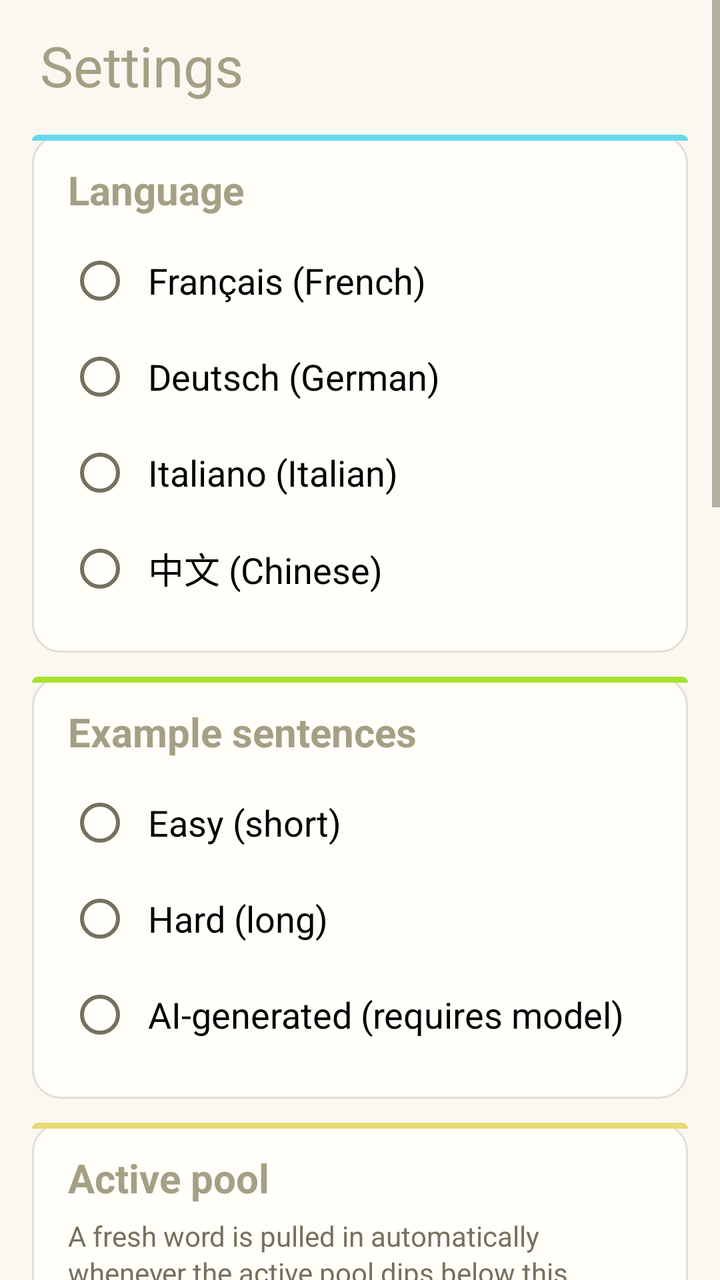
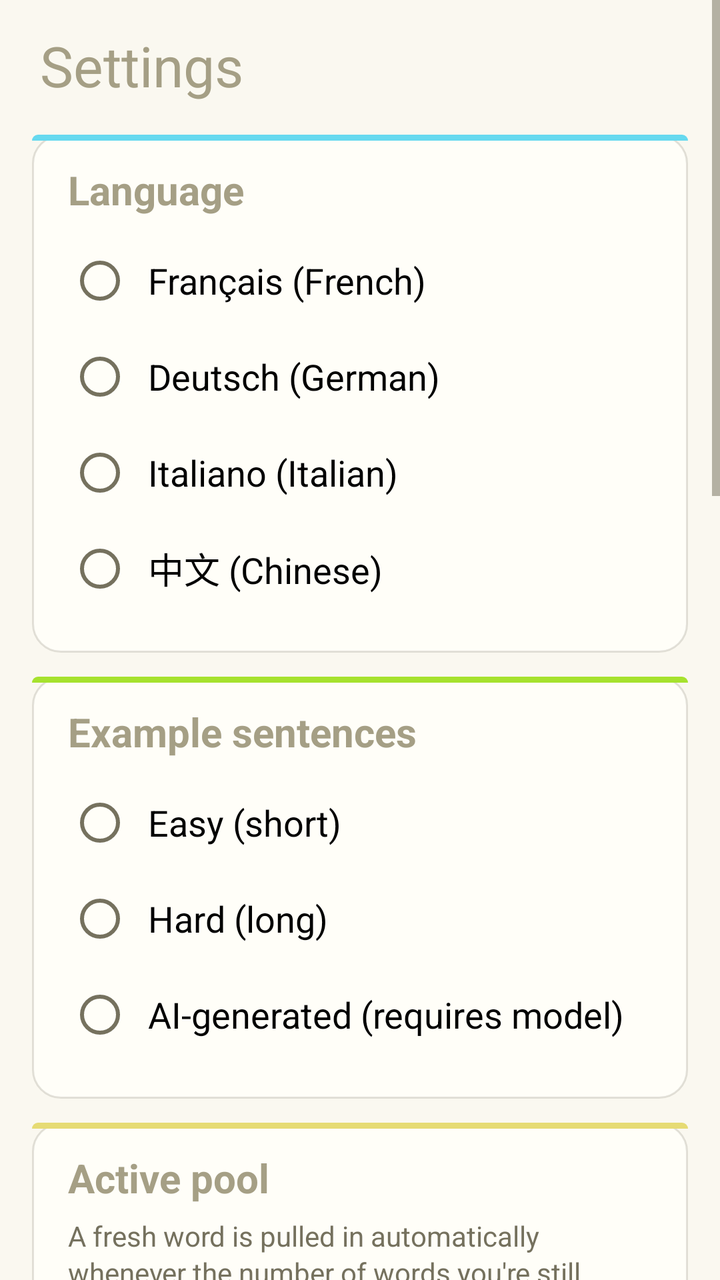

Two renders of the same Android screen: before a commit and after it. Below are the layout's source before the change and the commit's diff.
<!-- AndroidManifest.xml: application theme Theme.MyApplication -->
<!-- res/layout/activity_settings.xml -->
<?xml version="1.0" encoding="utf-8"?>
<ScrollView xmlns:android="http://schemas.android.com/apk/res/android"
    android:layout_width="match_parent"
    android:layout_height="match_parent"
    android:fillViewport="true">

<LinearLayout
    android:layout_width="match_parent"
    android:layout_height="wrap_content"
    android:orientation="vertical"
    android:paddingHorizontal="16dp"
    android:paddingTop="14dp"
    android:paddingBottom="24dp">

    <TextView
        android:layout_width="wrap_content"
        android:layout_height="wrap_content"
        android:accessibilityHeading="true"
        android:text="Settings"
        android:textSize="28sp"
        android:layout_marginStart="4dp"
        android:layout_marginBottom="16dp" />

    
    <LinearLayout
        android:layout_width="match_parent"
        android:layout_height="wrap_content"
        android:background="@drawable/bg_card_cyan"
        android:orientation="vertical"
        android:paddingHorizontal="18dp"
        android:paddingTop="14dp"
        android:paddingBottom="18dp">

        <TextView
            android:layout_width="wrap_content"
            android:layout_height="wrap_content"
            android:accessibilityHeading="true"
            android:labelFor="@+id/languageRadioGroup"
            android:text="Language"
            android:textSize="20sp"
            android:textStyle="bold"
            android:layout_marginBottom="8dp" />

        <RadioGroup
            android:id="@+id/languageRadioGroup"
            android:layout_width="match_parent"
            android:layout_height="wrap_content">

            <RadioButton
                android:id="@+id/radioFrench"
                android:layout_width="wrap_content"
                android:layout_height="wrap_content"
                android:text="Français (French)"
                android:textSize="18sp"
                android:padding="8dp" />

            <RadioButton
                android:id="@+id/radioGerman"
                android:layout_width="wrap_content"
                android:layout_height="wrap_content"
                android:text="Deutsch (German)"
                android:textSize="18sp"
                android:padding="8dp" />

            <RadioButton
                android:id="@+id/radioItalian"
                android:layout_width="wrap_content"
                android:layout_height="wrap_content"
                android:text="Italiano (Italian)"
                android:textSize="18sp"
                android:padding="8dp" />

            <RadioButton
                android:id="@+id/radioChinese"
                android:layout_width="wrap_content"
                android:layout_height="wrap_content"
                android:text="中文 (Chinese)"
                android:textSize="18sp"
                android:padding="8dp" />
        </RadioGroup>
    </LinearLayout>

    
    <LinearLayout
        android:layout_width="match_parent"
        android:layout_height="wrap_content"
        android:layout_marginTop="12dp"
        android:background="@drawable/bg_card_green"
        android:orientation="vertical"
        android:paddingHorizontal="18dp"
        android:paddingTop="14dp"
        android:paddingBottom="18dp">

        <TextView
            android:layout_width="wrap_content"
            android:layout_height="wrap_content"
            android:accessibilityHeading="true"
            android:labelFor="@+id/sentenceSourceRadioGroup"
            android:text="Example sentences"
            android:textSize="20sp"
            android:textStyle="bold"
            android:layout_marginBottom="8dp" />

        <RadioGroup
            android:id="@+id/sentenceSourceRadioGroup"
            android:layout_width="match_parent"
            android:layout_height="wrap_content">

            <RadioButton
                android:id="@+id/radioSentenceEasy"
                android:layout_width="wrap_content"
                android:layout_height="wrap_content"
                android:text="Easy (short)"
                android:textSize="18sp"
                android:padding="8dp" />

            <RadioButton
                android:id="@+id/radioSentenceHard"
                android:layout_width="wrap_content"
                android:layout_height="wrap_content"
                android:text="Hard (long)"
                android:textSize="18sp"
                android:padding="8dp" />

            <RadioButton
                android:id="@+id/radioSentenceLlm"
                android:layout_width="wrap_content"
                android:layout_height="wrap_content"
                android:text="AI-generated (requires model)"
                android:textSize="18sp"
                android:padding="8dp" />
        </RadioGroup>
    </LinearLayout>

    
    <LinearLayout
        android:layout_width="match_parent"
        android:layout_height="wrap_content"
        android:layout_marginTop="12dp"
        android:background="@drawable/bg_card_yellow"
        android:orientation="vertical"
        android:paddingHorizontal="18dp"
        android:paddingTop="14dp"
        android:paddingBottom="18dp">

        <TextView
            android:layout_width="wrap_content"
            android:layout_height="wrap_content"
            android:accessibilityHeading="true"
            android:text="Active pool"
            android:textSize="20sp"
            android:textStyle="bold"
            android:layout_marginBottom="6dp" />

        <TextView
            android:layout_width="match_parent"
            android:layout_height="wrap_content"
            android:text="A fresh word is pulled in automatically whenever the active pool dips below this number — so the + New word button stops feeling mandatory."
            android:textSize="14sp"
            android:textColor="?android:attr/textColorSecondary"
            android:lineSpacingExtra="2sp" />

        
        <LinearLayout
            android:layout_width="match_parent"
            android:layout_height="wrap_content"
            android:layout_marginTop="14dp"
            android:gravity="center_vertical"
            android:orientation="horizontal">

            <TextView
                android:id="@+id/autoAddDecreaseButton"
                android:layout_width="56dp"
                android:layout_height="56dp"
                android:background="@drawable/bg_stepper_button_yellow"
                android:clickable="true"
                android:contentDescription="Decrease minimum active words"
                android:focusable="true"
                android:fontFamily="monospace"
                android:gravity="center"
                android:text="−"
                android:textColor="@color/auto_add_color"
                android:textSize="28sp"
                android:textStyle="bold" />

            <TextView
                android:id="@+id/autoAddValueText"
                android:layout_width="0dp"
                android:layout_height="wrap_content"
                android:layout_weight="1"
                android:accessibilityLiveRegion="polite"
                android:fontFamily="monospace"
                android:gravity="center"
                android:text="5"
                android:textColor="@color/auto_add_color"
                android:textSize="56sp"
                android:textStyle="bold" />

            <TextView
                android:id="@+id/autoAddIncreaseButton"
                android:layout_width="56dp"
                android:layout_height="56dp"
                android:background="@drawable/bg_stepper_button_yellow"
                android:clickable="true"
                android:contentDescription="Increase minimum active words"
                android:focusable="true"
                android:fontFamily="monospace"
                android:gravity="center"
                android:text="+"
                android:textColor="@color/auto_add_color"
                android:textSize="28sp"
                android:textStyle="bold" />
        </LinearLayout>

        <TextView
            style="@style/CardEyebrow"
            android:layout_width="match_parent"
            android:layout_marginTop="6dp"
            android:gravity="center"
            android:text="MIN ACTIVE WORDS · 1–20" />
    </LinearLayout>

    
    <LinearLayout
        android:layout_width="match_parent"
        android:layout_height="wrap_content"
        android:layout_marginTop="12dp"
        android:background="@drawable/bg_card_pink"
        android:orientation="vertical"
        android:paddingHorizontal="18dp"
        android:paddingTop="14dp"
        android:paddingBottom="18dp">

        <TextView
            android:layout_width="wrap_content"
            android:layout_height="wrap_content"
            android:accessibilityHeading="true"
            android:text="On-device AI"
            android:textSize="20sp"
            android:textStyle="bold"
            android:layout_marginBottom="6dp" />

        <TextView
            android:id="@+id/aiStatusText"
            android:layout_width="match_parent"
            android:layout_height="wrap_content"
            android:text="AI sentences: checking…"
            android:textSize="16sp"
            android:paddingVertical="4dp" />

        <TextView
            android:id="@+id/aiStatusDetail"
            android:layout_width="match_parent"
            android:layout_height="wrap_content"
            android:text=""
            android:textSize="12sp"
            android:textColor="?android:attr/textColorSecondary"
            android:fontFamily="monospace"
            android:visibility="gone" />

        <LinearLayout
            android:layout_width="match_parent"
            android:layout_height="wrap_content"
            android:layout_marginTop="4dp"
            android:orientation="horizontal">

            <Button
                android:id="@+id/aiDownloadButton"
                android:layout_width="wrap_content"
                android:layout_height="wrap_content"
                android:text="Download model"
                android:visibility="gone" />

            <Button
                android:id="@+id/aiCancelButton"
                android:layout_width="wrap_content"
                android:layout_height="wrap_content"
                android:text="Cancel"
                android:layout_marginStart="8dp"
                android:visibility="gone" />

            <Button
                android:id="@+id/aiRetryButton"
                android:layout_width="wrap_content"
                android:layout_height="wrap_content"
                android:text="Retry"
                android:layout_marginStart="8dp"
                android:visibility="gone" />

            <Button
                android:id="@+id/aiDeleteButton"
                android:layout_width="wrap_content"
                android:layout_height="wrap_content"
                android:text="Delete model"
                android:layout_marginStart="8dp"
                android:visibility="gone" />
        </LinearLayout>

        
        <LinearLayout
            android:layout_width="match_parent"
            android:layout_height="wrap_content"
            android:layout_marginTop="14dp"
            android:gravity="center_vertical"
            android:orientation="horizontal">

            <TextView
                android:layout_width="32dp"
                android:layout_height="wrap_content"
                android:gravity="center"
                android:text="💡"
                android:textSize="20sp" />

            <TextView
                android:layout_width="0dp"
                android:layout_height="wrap_content"
                android:layout_marginStart="10dp"
                android:layout_weight="1"
                android:lineSpacingExtra="2sp"
                android:text="The Hint button generates fresh example sentences on-device using a small AI model."
                android:textColor="?android:attr/textColorPrimary"
                android:textSize="14sp" />
        </LinearLayout>

        <LinearLayout
            android:layout_width="match_parent"
            android:layout_height="wrap_content"
            android:layout_marginTop="10dp"
            android:gravity="center_vertical"
            android:orientation="horizontal">

            <TextView
                android:layout_width="32dp"
                android:layout_height="wrap_content"
                android:gravity="center"
                android:text="📦"
                android:textSize="20sp" />

            <TextView
                android:layout_width="0dp"
                android:layout_height="wrap_content"
                android:layout_marginStart="10dp"
                android:layout_weight="1"
                android:lineSpacingExtra="2sp"
                android:text="Downloaded once (~2.6 GB), then runs locally on the device GPU — no network after that."
                android:textColor="?android:attr/textColorPrimary"
                android:textSize="14sp" />
        </LinearLayout>

        <LinearLayout
            android:layout_width="match_parent"
            android:layout_height="wrap_content"
            android:layout_marginTop="10dp"
            android:gravity="center_vertical"
            android:orientation="horizontal">

            <TextView
                android:layout_width="32dp"
                android:layout_height="wrap_content"
                android:gravity="center"
                android:text="📄"
                android:textSize="20sp" />

            <TextView
                android:layout_width="0dp"
                android:layout_height="wrap_content"
                android:layout_marginStart="10dp"
                android:layout_weight="1"
                android:lineSpacingExtra="2sp"
                android:text="Without the model, the built-in CSV sentences are used instead."
                android:textColor="?android:attr/textColorPrimary"
                android:textSize="14sp" />
        </LinearLayout>
    </LinearLayout>

    
    <LinearLayout
        android:layout_width="match_parent"
        android:layout_height="wrap_content"
        android:layout_marginTop="12dp"
        android:background="@drawable/bg_card_orange"
        android:orientation="vertical"
        android:paddingHorizontal="18dp"
        android:paddingTop="14dp"
        android:paddingBottom="18dp">

        <TextView
            android:layout_width="wrap_content"
            android:layout_height="wrap_content"
            android:accessibilityHeading="true"
            android:text="Streak"
            android:textSize="20sp"
            android:textStyle="bold"
            android:layout_marginBottom="6dp" />

        <TextView
            android:id="@+id/streakStatsText"
            android:layout_width="match_parent"
            android:layout_height="wrap_content"
            android:text=""
            android:textSize="16sp"
            android:paddingVertical="4dp" />

        <androidx.appcompat.widget.SwitchCompat
            android:id="@+id/streakReminderSwitch"
            android:layout_width="match_parent"
            android:layout_height="wrap_content"
            android:layout_marginTop="4dp"
            android:text="Daily reminder if streak is at risk"
            android:textSize="16sp"
            android:paddingVertical="4dp" />

        <LinearLayout
            android:layout_width="match_parent"
            android:layout_height="wrap_content"
            android:layout_marginTop="4dp"
            android:orientation="horizontal"
            android:gravity="center_vertical">

            <TextView
                android:layout_width="0dp"
                android:layout_height="wrap_content"
                android:layout_weight="1"
                android:text="Reminder time"
                android:textSize="16sp" />

            <Button
                android:id="@+id/streakReminderTimeButton"
                android:layout_width="wrap_content"
                android:layout_height="wrap_content"
                android:text="21:00" />
        </LinearLayout>

        <TextView
            android:layout_width="match_parent"
            android:layout_height="wrap_content"
            android:layout_marginTop="6dp"
            android:text="A notification fires at this time only when you have a streak going and haven't practiced yet today."
            android:textSize="13sp"
            android:textColor="?android:attr/textColorSecondary" />
    </LinearLayout>

    
    <LinearLayout
        android:layout_width="match_parent"
        android:layout_height="wrap_content"
        android:layout_marginTop="12dp"
        android:background="@drawable/bg_card_purple"
        android:orientation="vertical"
        android:paddingHorizontal="18dp"
        android:paddingTop="14dp"
        android:paddingBottom="18dp">

        <TextView
            android:layout_width="wrap_content"
            android:layout_height="wrap_content"
            android:accessibilityHeading="true"
            android:text="Reset progress"
            android:textSize="20sp"
            android:textStyle="bold"
            android:layout_marginBottom="6dp" />

        <TextView
            android:layout_width="match_parent"
            android:layout_height="wrap_content"
            android:labelFor="@+id/resetLanguageSpinner"
            android:text="Language to reset"
            android:textSize="14sp"
            android:textColor="?android:attr/textColorSecondary" />

        <Spinner
            android:id="@+id/resetLanguageSpinner"
            android:layout_width="match_parent"
            android:layout_height="wrap_content"
            android:layout_marginTop="4dp"
            android:layout_marginBottom="10dp" />

        <Button
            android:id="@+id/resetProgressButton"
            android:layout_width="wrap_content"
            android:layout_height="wrap_content"
            android:text="Reset progress"
            android:textColor="@color/on_danger"
            android:backgroundTint="@color/danger" />

        <TextView
            android:layout_width="match_parent"
            android:layout_height="wrap_content"
            android:layout_marginTop="8dp"
            android:text="Permanently deletes all learned/hard flags and quiz stats for the chosen language. This cannot be undone."
            android:textSize="13sp"
            android:textColor="?android:attr/textColorSecondary" />
    </LinearLayout>
</LinearLayout>
</ScrollView>
<!-- resources referenced by this layout -->
<resources>
  <color name="auto_add_color">#7A6300</color>
  <color name="danger">#C62828</color>
  <color name="on_danger">#FFFFFFFF</color>
  <!-- drawable bg_card_cyan (drawable) -->
  <?xml version="1.0" encoding="utf-8"?>
  <layer-list xmlns:android="http://schemas.android.com/apk/res/android">
      <item>
          <shape android:shape="rectangle">
              <corners android:radius="14dp" />
              <solid android:color="@color/card_surface" />
              <stroke android:width="1dp" android:color="@color/card_edge" />
          </shape>
      </item>
      <item android:height="3dp" android:gravity="top">
          <shape android:shape="rectangle">
              <corners
                  android:topLeftRadius="14dp"
                  android:topRightRadius="14dp" />
              <solid android:color="@color/monokai_cyan" />
          </shape>
      </item>
  </layer-list>
  <!-- drawable bg_card_green (drawable) -->
  <?xml version="1.0" encoding="utf-8"?>
  <layer-list xmlns:android="http://schemas.android.com/apk/res/android">
      <item>
          <shape android:shape="rectangle">
              <corners android:radius="14dp" />
              <solid android:color="@color/card_surface" />
              <stroke android:width="1dp" android:color="@color/card_edge" />
          </shape>
      </item>
      <item android:height="3dp" android:gravity="top">
          <shape android:shape="rectangle">
              <corners
                  android:topLeftRadius="14dp"
                  android:topRightRadius="14dp" />
              <solid android:color="@color/monokai_green" />
          </shape>
      </item>
  </layer-list>
  <!-- drawable bg_card_pink (drawable) -->
  <?xml version="1.0" encoding="utf-8"?>
  <layer-list xmlns:android="http://schemas.android.com/apk/res/android">
      <item>
          <shape android:shape="rectangle">
              <corners android:radius="14dp" />
              <solid android:color="@color/card_surface" />
              <stroke android:width="1dp" android:color="@color/card_edge" />
          </shape>
      </item>
      <item android:height="3dp" android:gravity="top">
          <shape android:shape="rectangle">
              <corners
                  android:topLeftRadius="14dp"
                  android:topRightRadius="14dp" />
              <solid android:color="@color/monokai_pink" />
          </shape>
      </item>
  </layer-list>
  <style name="CardEyebrow">
          <item name="android:layout_width">wrap_content</item>
          <item name="android:layout_height">wrap_content</item>
          <item name="android:fontFamily">monospace</item>
          <item name="android:textSize">11sp</item>
          <item name="android:letterSpacing">0.15</item>
          <item name="android:textStyle">bold</item>
          <item name="android:textColor">@color/card_eyebrow</item>
      </style>
  <color name="card_surface">#FFFEF8</color>
  <color name="card_edge">#33756F5E</color>
  <color name="monokai_cyan">#66D9EF</color>
  <color name="monokai_green">#A6E22E</color>
  <color name="monokai_orange">#FD971F</color>
  <color name="monokai_pink">#F92672</color>
  <color name="monokai_purple">#AE81FF</color>
  <color name="monokai_yellow">#E6DB74</color>
  <color name="card_eyebrow">#75715E</color>
  <color name="monokai_pink_dark">#C71B5C</color>
  <color name="white">#FFFFFFFF</color>
  <color name="monokai_cyan_dark">#3FB8D1</color>
  <color name="monokai_bg">#272822</color>
  <color name="cream_surface">#FAF8F0</color>
  <color name="black">#FF000000</color>
  <color name="monokai_comment">#75715E</color>
  <color name="monokai_comment_light">#A59F85</color>
  <style name="Widget.MyApplication.ActionBar" parent="Widget.AppCompat.ActionBar.Solid">
          <item name="background">@color/monokai_bg</item>
          <item name="elevation">2dp</item>
      </style>
  <!-- unchanged entries left out for length: 5 -->
</resources>

<!-- the commit's change to res/layout/activity_settings.xml (unified diff, before → after) -->
@@ -155,7 +155,7 @@
         <TextView
             android:layout_width="match_parent"
             android:layout_height="wrap_content"
-            android:text="A fresh word is pulled in automatically whenever the active pool dips below this number — so the + New word button stops feeling mandatory."
+            android:text="A fresh word is pulled in automatically whenever the number of words you're still learning to read dips below this — so the + New word button stops feeling mandatory. Words you've finished reading (still drilling for listening or recall) don't count."
             android:textSize="14sp"
             android:textColor="?android:attr/textColorSecondary"
             android:lineSpacingExtra="2sp" />
@@ -217,7 +217,7 @@
             android:layout_width="match_parent"
             android:layout_marginTop="6dp"
             android:gravity="center"
-            android:text="MIN ACTIVE WORDS · 1–20" />
+            android:text="MIN WORDS IN READING · 1–20" />
     </LinearLayout>
 
     
